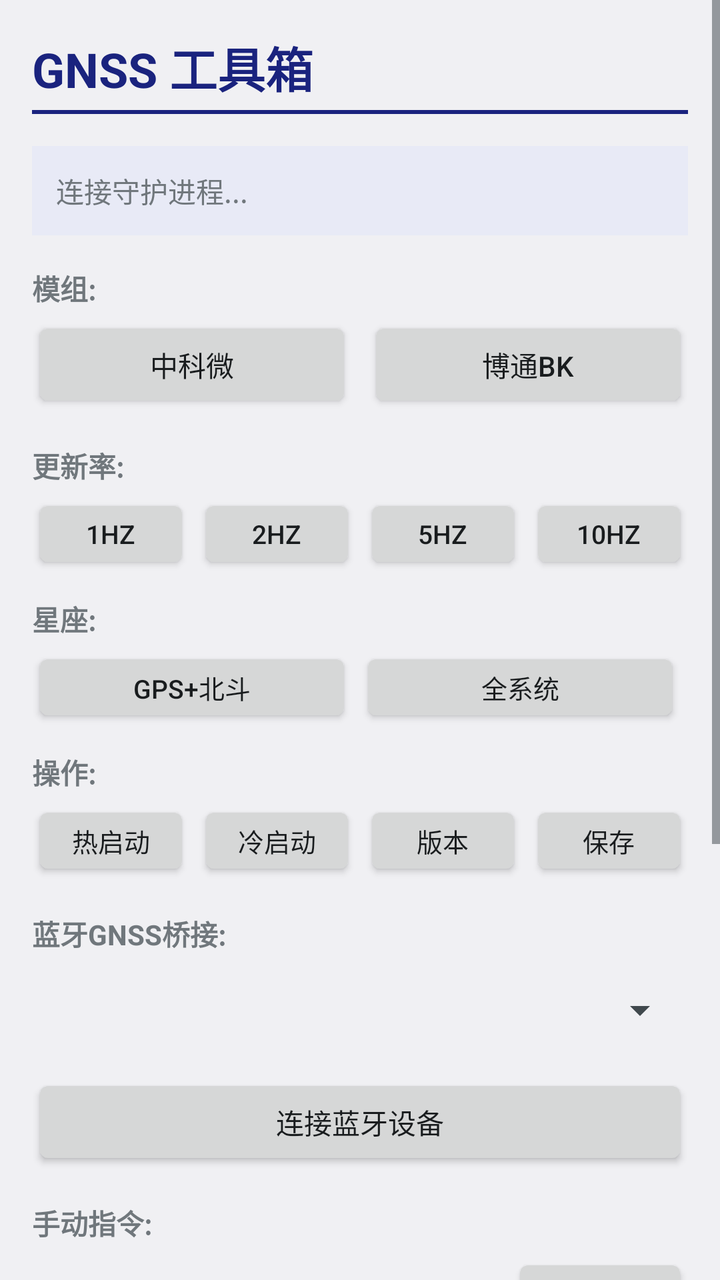
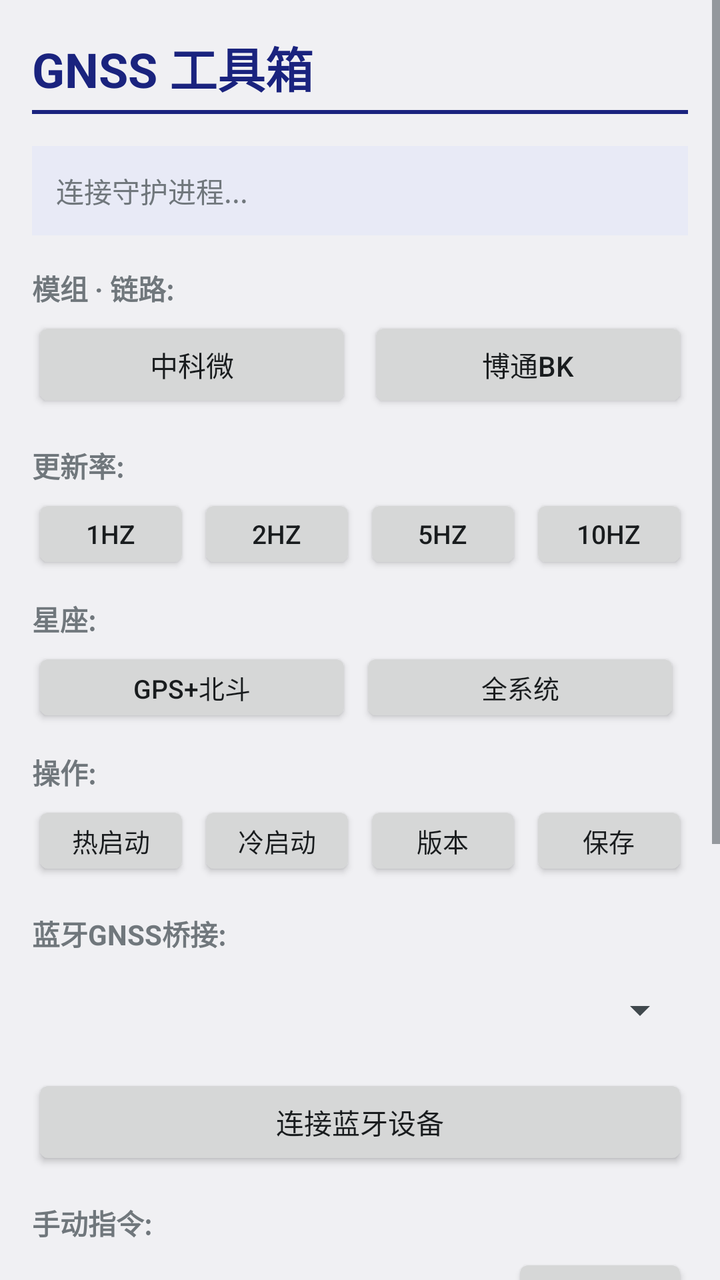

An Android layout rendered at two revisions. The XML below is the earlier revision; the diff shows what the commit changed to produce the second picture.
<!-- AndroidManifest.xml: application theme android:Theme.DeviceDefault.Light.NoActionBar -->
<!-- res/layout/main.xml -->
<?xml version="1.0" encoding="utf-8"?>
<ScrollView xmlns:android="http://schemas.android.com/apk/res/android"
    android:layout_width="match_parent"
    android:layout_height="match_parent"
    android:fillViewport="true"
    android:fitsSystemWindows="true">

    <LinearLayout
        android:layout_width="match_parent"
        android:layout_height="wrap_content"
        android:orientation="vertical"
        android:padding="16dp">

        
        <TextView
            android:layout_width="wrap_content"
            android:layout_height="wrap_content"
            android:text="GNSS 工具箱"
            android:textSize="24sp"
            android:textStyle="bold"
            android:textColor="#1A237E"
            android:layout_marginBottom="4dp" />

        <View
            android:layout_width="match_parent"
            android:layout_height="2dp"
            android:background="#1A237E"
            android:layout_marginBottom="16dp" />

        
        <TextView
            android:id="@+id/tvStatus"
            android:layout_width="match_parent"
            android:layout_height="wrap_content"
            android:text="连接守护进程..."
            android:textSize="14sp"
            android:padding="12dp"
            android:background="#E8EAF6"
            android:layout_marginBottom="16dp" />

        
        <TextView
            android:layout_width="wrap_content"
            android:layout_height="wrap_content"
            android:text="模组:"
            android:textSize="14sp"
            android:textStyle="bold"
            android:layout_marginBottom="4dp" />

        <LinearLayout
            android:layout_width="match_parent"
            android:layout_height="wrap_content"
            android:orientation="horizontal"
            android:layout_marginBottom="16dp">

            <Button
                android:id="@+id/btnAtgm"
                android:layout_width="0dp"
                android:layout_height="48dp"
                android:layout_weight="1"
                android:layout_marginEnd="4dp"
                android:text="中科微"
                android:textSize="14sp" />

            <Button
                android:id="@+id/btnBk"
                android:layout_width="0dp"
                android:layout_height="48dp"
                android:layout_weight="1"
                android:layout_marginStart="4dp"
                android:text="博通BK"
                android:textSize="14sp" />
        </LinearLayout>

        
        <TextView
            android:layout_width="wrap_content"
            android:layout_height="wrap_content"
            android:text="更新率:"
            android:textSize="14sp"
            android:textStyle="bold"
            android:layout_marginBottom="4dp" />

        <LinearLayout
            android:layout_width="match_parent"
            android:layout_height="wrap_content"
            android:orientation="horizontal"
            android:layout_marginBottom="12dp">

            <Button android:id="@+id/btnRate1" style="?android:attr/buttonStyleSmall"
                android:layout_width="0dp" android:layout_height="40dp" android:layout_weight="1"
                android:layout_marginEnd="4dp" android:text="1Hz" android:textSize="13sp" />
            <Button android:id="@+id/btnRate2" style="?android:attr/buttonStyleSmall"
                android:layout_width="0dp" android:layout_height="40dp" android:layout_weight="1"
                android:layout_marginEnd="4dp" android:text="2Hz" android:textSize="13sp" />
            <Button android:id="@+id/btnRate5" style="?android:attr/buttonStyleSmall"
                android:layout_width="0dp" android:layout_height="40dp" android:layout_weight="1"
                android:layout_marginEnd="4dp" android:text="5Hz" android:textSize="13sp" />
            <Button android:id="@+id/btnRate10" style="?android:attr/buttonStyleSmall"
                android:layout_width="0dp" android:layout_height="40dp" android:layout_weight="1"
                android:text="10Hz" android:textSize="13sp" />
        </LinearLayout>

        
        <TextView
            android:layout_width="wrap_content"
            android:layout_height="wrap_content"
            android:text="星座:"
            android:textSize="14sp"
            android:textStyle="bold"
            android:layout_marginBottom="4dp" />

        <LinearLayout
            android:layout_width="match_parent"
            android:layout_height="wrap_content"
            android:orientation="horizontal"
            android:layout_marginBottom="12dp">

            <Button android:id="@+id/btnSysGpsBd" style="?android:attr/buttonStyleSmall"
                android:layout_width="0dp" android:layout_height="40dp" android:layout_weight="1"
                android:layout_marginEnd="4dp" android:text="GPS+北斗" android:textSize="13sp" />
            <Button android:id="@+id/btnSysAll" style="?android:attr/buttonStyleSmall"
                android:layout_width="0dp" android:layout_height="40dp" android:layout_weight="1"
                android:layout_marginEnd="4dp" android:text="全系统" android:textSize="13sp" />
        </LinearLayout>

        
        <TextView
            android:layout_width="wrap_content"
            android:layout_height="wrap_content"
            android:text="操作:"
            android:textSize="14sp"
            android:textStyle="bold"
            android:layout_marginBottom="4dp" />

        <LinearLayout
            android:layout_width="match_parent"
            android:layout_height="wrap_content"
            android:orientation="horizontal"
            android:layout_marginBottom="16dp">

            <Button android:id="@+id/btnHot" style="?android:attr/buttonStyleSmall"
                android:layout_width="0dp" android:layout_height="40dp" android:layout_weight="1"
                android:layout_marginEnd="4dp" android:text="热启动" android:textSize="13sp" />
            <Button android:id="@+id/btnCold" style="?android:attr/buttonStyleSmall"
                android:layout_width="0dp" android:layout_height="40dp" android:layout_weight="1"
                android:layout_marginEnd="4dp" android:text="冷启动" android:textSize="13sp" />
            <Button android:id="@+id/btnVer" style="?android:attr/buttonStyleSmall"
                android:layout_width="0dp" android:layout_height="40dp" android:layout_weight="1"
                android:layout_marginEnd="4dp" android:text="版本" android:textSize="13sp" />
            <Button android:id="@+id/btnSave" style="?android:attr/buttonStyleSmall"
                android:layout_width="0dp" android:layout_height="40dp" android:layout_weight="1"
                android:text="保存" android:textSize="13sp" />
        </LinearLayout>

        
        <TextView
            android:layout_width="wrap_content"
            android:layout_height="wrap_content"
            android:text="蓝牙GNSS桥接:"
            android:textSize="14sp"
            android:textStyle="bold"
            android:layout_marginBottom="4dp" />

        <Spinner
            android:id="@+id/spBt"
            android:layout_width="match_parent"
            android:layout_height="48dp"
            android:layout_marginBottom="8dp" />

        <Button
            android:id="@+id/btnBtConn"
            android:layout_width="match_parent"
            android:layout_height="48dp"
            android:text="连接蓝牙设备"
            android:textSize="14sp"
            android:layout_marginBottom="16dp" />

        
        <TextView
            android:layout_width="wrap_content"
            android:layout_height="wrap_content"
            android:text="手动指令:"
            android:textSize="14sp"
            android:textStyle="bold"
            android:layout_marginBottom="4dp" />

        <LinearLayout
            android:layout_width="match_parent"
            android:layout_height="wrap_content"
            android:orientation="horizontal"
            android:layout_marginBottom="16dp">

            <EditText
                android:id="@+id/etCmd"
                android:layout_width="0dp"
                android:layout_height="48dp"
                android:layout_weight="1"
                android:layout_marginEnd="8dp"
                android:hint="$PCAS06,0 / $POLCFGPTVER"
                android:textSize="14sp"
                android:inputType="text"
                android:maxLines="1"
                android:imeOptions="actionSend" />

            <Button
                android:id="@+id/btnSend"
                android:layout_width="wrap_content"
                android:layout_height="48dp"
                android:minWidth="88dp"
                android:text="发送"
                android:textSize="14sp" />
        </LinearLayout>

        
        <TextView
            android:layout_width="wrap_content"
            android:layout_height="wrap_content"
            android:text="日志:"
            android:textSize="14sp"
            android:textStyle="bold"
            android:layout_marginBottom="4dp" />

        <TextView
            android:id="@+id/tvLog"
            android:layout_width="match_parent"
            android:layout_height="240dp"
            android:textSize="11sp"
            android:fontFamily="monospace"
            android:padding="8dp"
            android:background="#F5F5F5"
            android:scrollbars="vertical" />

    </LinearLayout>
</ScrollView>
<!-- resources referenced by this layout -->
<resources>

</resources>

<!-- the commit's change to res/layout/main.xml (unified diff, before → after) -->
@@ -42,7 +42,7 @@
         <TextView
             android:layout_width="wrap_content"
             android:layout_height="wrap_content"
-            android:text="模组:"
+            android:text="模组 · 链路:"
             android:textSize="14sp"
             android:textStyle="bold"
             android:layout_marginBottom="4dp" />
